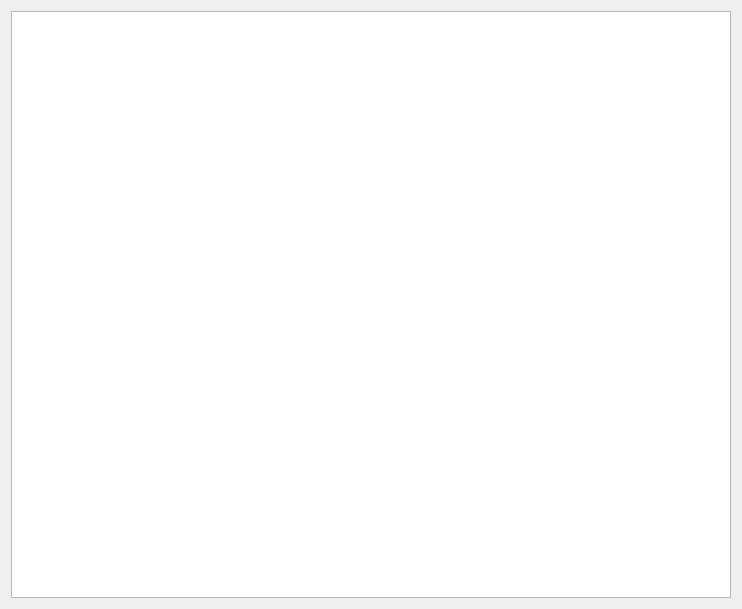
h3r3x3/XLCloudClient, file thunderpanel.ui: the form before one commit.
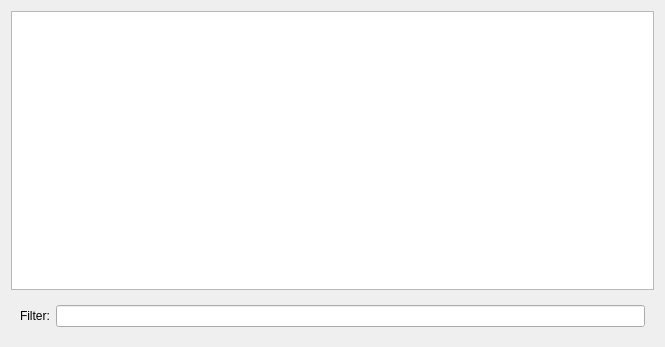
The form after the commit.

What changed in the file:
```diff
--- a/thunderpanel.ui
+++ b/thunderpanel.ui
@@ -6,8 +6,8 @@
    <rect>
     <x>0</x>
     <y>0</y>
-    <width>742</width>
-    <height>609</height>
+    <width>665</width>
+    <height>347</height>
    </rect>
   </property>
   <property name="windowTitle">
@@ -30,6 +30,22 @@
      </property>
     </widget>
    </item>
+   <item>
+    <widget class="QWidget" name="filterPanel" native="true">
+     <layout class="QHBoxLayout" name="horizontalLayout">
+      <item>
+       <widget class="QLabel" name="label">
+        <property name="text">
+         <string>Filter:</string>
+        </property>
+       </widget>
+      </item>
+      <item>
+       <widget class="QLineEdit" name="filter"/>
+      </item>
+     </layout>
+    </widget>
+   </item>
   </layout>
  </widget>
  <resources/>
```
